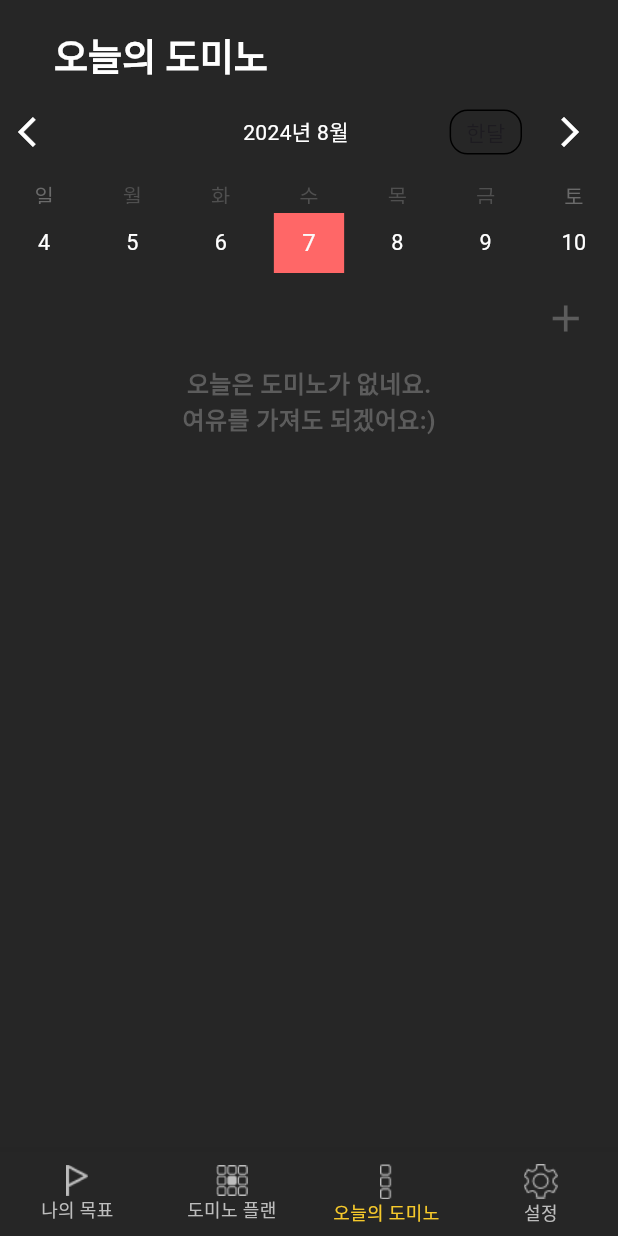
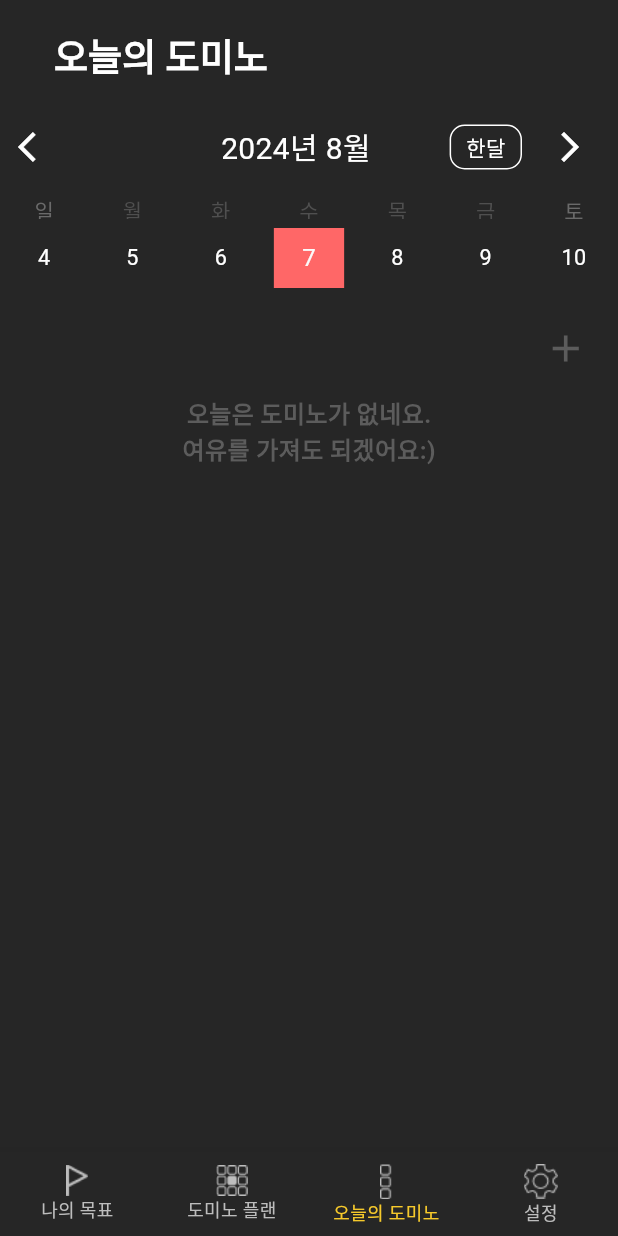
Before and after one commit to wa-plan/domino-front-end, a Flutter app: the screen it shows after launch, on a phone screen of 412 x 824 dp. Run offline on Flutter 3.47's test engine with Material 3 defaults, Android fonts, the phone set to English and light mode, and no system bars; drawn by our look-alikes of table_calendar; our stand-ins replace fluttertoast, image_picker.

Commit message:
디테일 수정 완료

```diff
--- a/lib/screens/ST/contact_us.dart
+++ b/lib/screens/ST/contact_us.dart
@@ -20,11 +20,7 @@ class _ContactUsState extends State<ContactUs> {
               children: [
                 IconButton(
                   onPressed: () {
-                    Navigator.push(
-                        context,
-                        MaterialPageRoute(
-                          builder: (context) => const SettingsMain(),
-                        ));
+                    Navigator.of(context).pop();
                   },
                   icon: const Icon(Icons.arrow_back_ios_new_rounded),
                   color: Colors.white,
--- a/lib/widgets/TD/event_calendar.dart
+++ b/lib/widgets/TD/event_calendar.dart
@@ -58,7 +58,9 @@ class _EventCalendarState extends State<EventCalendar> {
   Widget build(BuildContext context) {
     return Column(
       children: [
-        TableCalendar<Event>(
+        Padding(
+          padding: const EdgeInsets.symmetric(vertical: 10),
+          child: TableCalendar<Event>(
             firstDay: DateTime.utc(2014, 1, 1),
             lastDay: DateTime.utc(2034, 12, 31),
             focusedDay: _focusedDay,
@@ -73,8 +75,9 @@ class _EventCalendarState extends State<EventCalendar> {
               setState(() {
                 _focusedDay = focusedDay;
                 _selectedDay = focusedDay;
-              _selectedEvents.value =
-                  context.read<EventProvider>().getEventsForDay(_selectedDay!);
+                _selectedEvents.value = context
+                    .read<EventProvider>()
+                    .getEventsForDay(_selectedDay!);
               });
             },
             onFormatChanged: (format) {
@@ -105,19 +108,34 @@ class _EventCalendarState extends State<EventCalendar> {
                   color: Colors.white,
                   fontSize: MediaQuery.of(context).size.width * 0.035,
                 )),
-          headerStyle: const HeaderStyle(
-              leftChevronMargin: EdgeInsets.only(right: 55.0),
-              //formatButtonVisible: false,
+            headerStyle: HeaderStyle(
+              leftChevronMargin: const EdgeInsets.only(right: 55.0),
+              // formatButtonVisible: false,
               titleCentered: true,
-              titleTextStyle: TextStyle(color: Colors.white),
-              leftChevronIcon: Icon(
+              titleTextStyle:
+                  const TextStyle(color: Colors.white, fontSize: 20),
+              leftChevronIcon: const Icon(
                 Icons.arrow_back_ios,
                 color: Colors.white,
               ),
-              rightChevronIcon: Icon(
+              rightChevronIcon: const Icon(
                 Icons.arrow_forward_ios,
                 color: Colors.white,
-              )),
+              ),
+              formatButtonVisible: true,
+              formatButtonDecoration: BoxDecoration(
+                color: Colors.transparent, // 버튼의 배경색을 투명으로 설정
+                borderRadius: BorderRadius.circular(10.0),
+                border: Border.all(
+                  color: Colors.white, // 윤곽선을 흰색으로 설정
+                ),
+              ),
+              formatButtonTextStyle: const TextStyle(
+                color: Colors.white,
+                fontSize: 14.0,
+              ),
+            ),
+          ),
         ),
         Row(
           children: [
```
Also changed, not shown: lib/screens/ST/account_management.dart (+3 -12 lines), lib/screens/ST/change_password.dart (+12 -12 lines), lib/screens/TD/add_page2.dart (+6 -4 lines), lib/screens/TD/edit_page.dart (+8 -2 lines), lib/widgets/TD/popup.dart (+7 -28 lines). Lines whose indentation alone changed are shown as unchanged.
